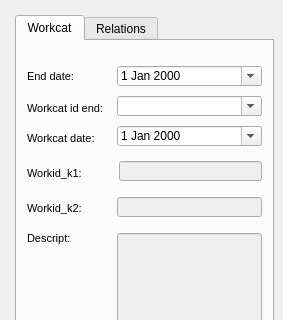
Giswater/giswater_qgis_plugin, file ui/workcat_end.ui: the form before one commit; both pictures show x 0 to 283 and y 0 to 320 of the 283 by 505 pixel window.
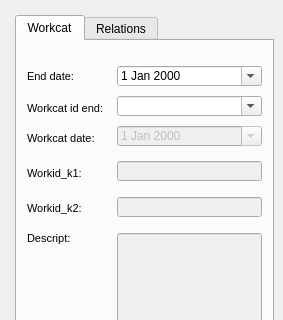
The form after the commit. Icons and pictures are not drawn.

Commit message: #311 Get also builtdate of selected workcat

The edit to the form file:
```diff
--- a/ui/workcat_end.ui
+++ b/ui/workcat_end.ui
@@ -200,9 +200,9 @@
      </property>
      <property name="geometry">
       <rect>
-       <x>102</x>
+       <x>100</x>
        <y>120</y>
-       <width>143</width>
+       <width>145</width>
        <height>20</height>
       </rect>
      </property>
@@ -307,7 +307,10 @@
       <bool>true</bool>
      </property>
     </widget>
-    <widget class="QDateEdit" name="startdate">
+    <widget class="QDateEdit" name="builtdate">
+     <property name="enabled">
+      <bool>false</bool>
+     </property>
      <property name="geometry">
       <rect>
        <x>100</x>
```
Left out of the diff: 4 changed lines with no effect on the pictures. The commit also changes 2 other files.
